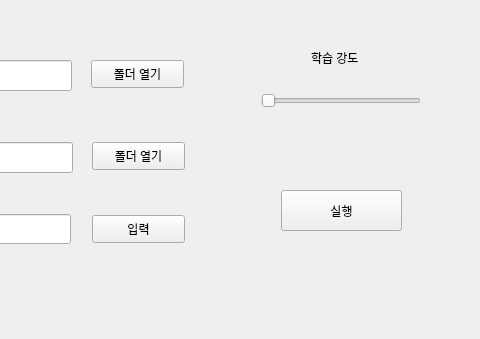
First picture: the form in Third.ui, repository SongHyungJin/GraduationProject, before the edit; both pictures show x 439 to 919 and y 0 to 339 of the 919 by 339 pixel window.
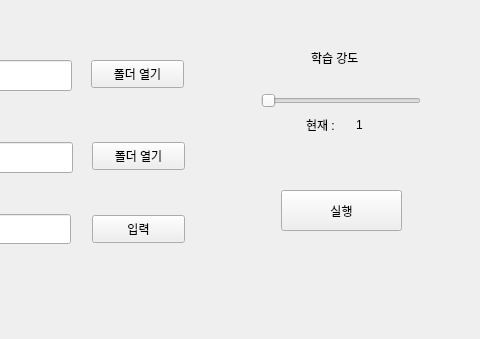
Second picture: the form after the edit.

Diff of the .ui file:
```diff
--- a/Third.ui
+++ b/Third.ui
@@ -186,6 +186,32 @@
     <string>현재 입력된 값 :</string>
    </property>
   </widget>
+  <widget class="QLabel" name="label_8">
+   <property name="geometry">
+    <rect>
+     <x>745</x>
+     <y>117</y>
+     <width>51</width>
+     <height>16</height>
+    </rect>
+   </property>
+   <property name="text">
+    <string>현재 :</string>
+   </property>
+  </widget>
+  <widget class="QLabel" name="LabelValueSlider">
+   <property name="geometry">
+    <rect>
+     <x>795</x>
+     <y>117</y>
+     <width>31</width>
+     <height>16</height>
+    </rect>
+   </property>
+   <property name="text">
+    <string>1</string>
+   </property>
+  </widget>
  </widget>
  <resources/>
  <connections/>
```
